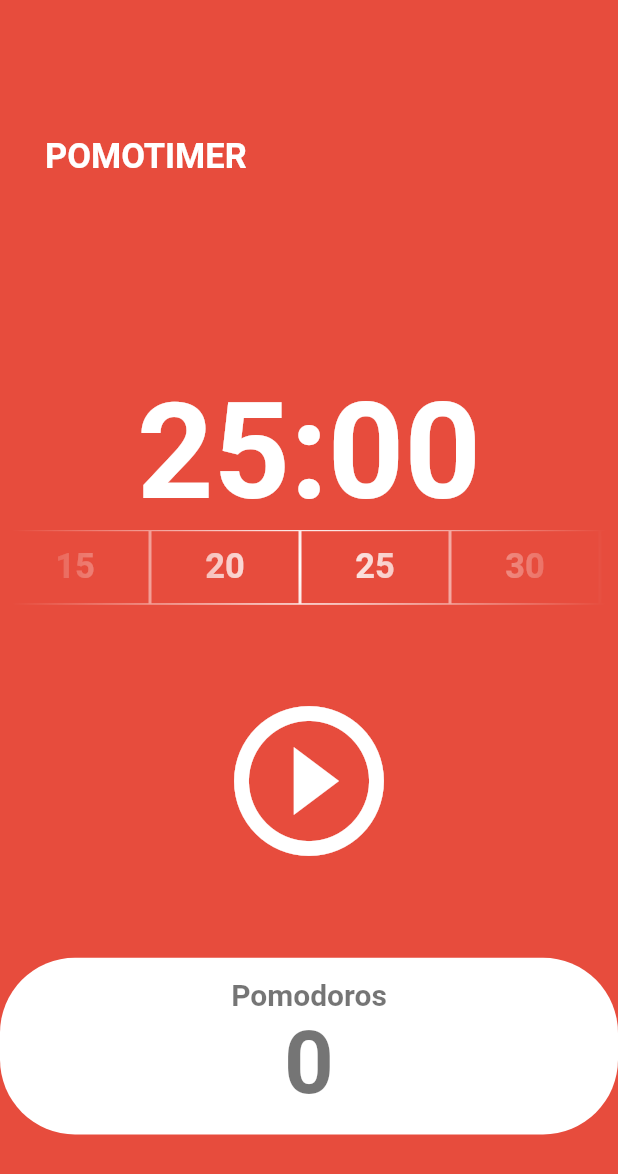
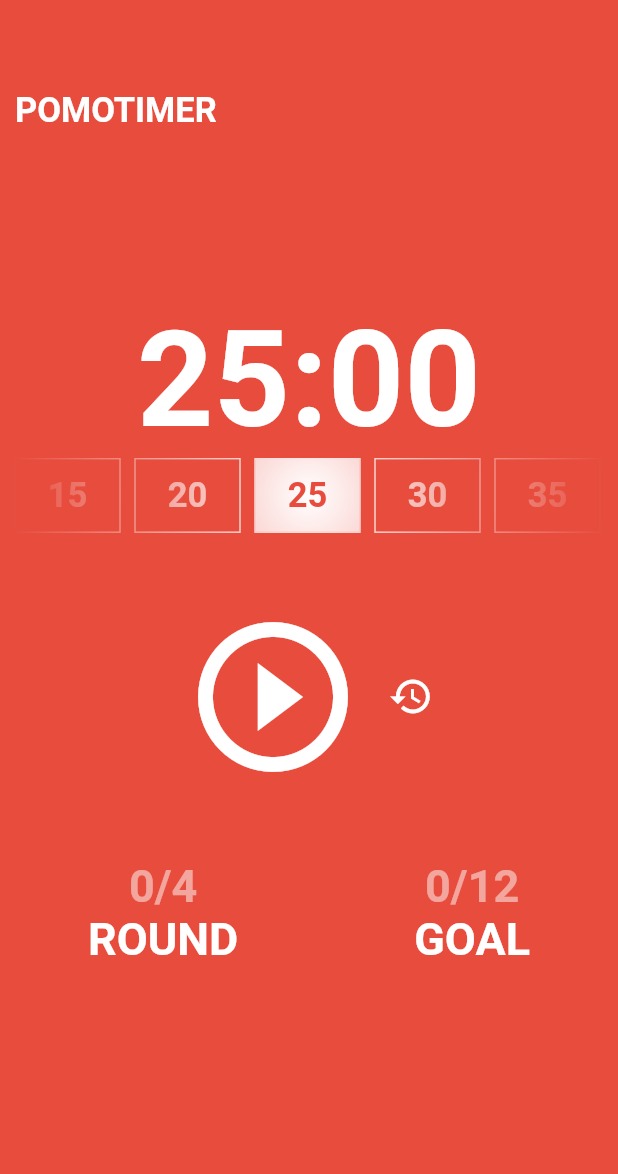
Before and after one commit to GitHubChoonsik/flutter-challenge-day11, a Flutter app: the screen it shows after launch, on a phone screen of 412 x 824 dp. Shown: the top 1174 px of the screen. Run offline on Flutter 3.47's test engine with Material 2 defaults, Android fonts, the phone set to English and light mode, and no system bars.

Commit message:
Make Pomotimer

```diff
--- a/lib/main.dart
+++ b/lib/main.dart
@@ -12,10 +12,16 @@ class App extends StatelessWidget {
   Widget build(BuildContext context) {
     return MaterialApp(
       theme: ThemeData(
-        colorScheme:
-            ColorScheme.fromSwatch(backgroundColor: const Color(0xFFE74C3D)),
+        colorScheme: ColorScheme.fromSwatch(
+          backgroundColor: const Color(0xFFE74C3D),
+        ),
         textTheme: const TextTheme(
           headlineLarge: TextStyle(
+            color: Colors.white,
+            fontSize: 23,
+            fontWeight: FontWeight.w600,
+          ),
+          displayLarge: TextStyle(
             color: Colors.white,
             fontSize: 23,
             fontWeight: FontWeight.w600,
@@ -24,7 +30,8 @@ class App extends StatelessWidget {
             color: Colors.white,
             fontSize: 23,
             fontWeight: FontWeight.w600,
-            )),
+          ),
+        ),
       ),
       home: const HomeScreen(),
     );
@@ -39,21 +46,56 @@ class HomeScreen extends StatefulWidget {
 }
 
 class _HomeScreenState extends State<HomeScreen> {
-  static const twentyFiveMinutes = 1500;
-  int totalSeconds = twentyFiveMinutes;
+  static const double minsWidth = 70, minsSpace = 10;
+  static const List<int> mins = [15, 20, 25, 30, 35];
+  static const int initailMin = 2;
+
+  static const int maxRound = 4, maxGoal = 12;
+  int roundPomodoros = 0, goalPomodoros = 0;
+  bool releaseRest = false;
   bool isRunning = false;
-  int totalPomodoros = 0;
+  bool isResting = false;
   late Timer timer;
-  static const candidateMins = [15, 20, 25, 30, 35];
+  late Timer restTimer;
+
+  int currentMin = initailMin;
+  int totalSeconds = mins[initailMin] * 60;
+  final ScrollController _scrollController = ScrollController(
+    initialScrollOffset: 40 + ((minsWidth + minsSpace) * 2),
+  );
+
+  void onClickMins(index) {
+    if (isResting) return;
+    _scrollController.animateTo(
+      40 + ((minsWidth + minsSpace) * index),
+      duration: const Duration(milliseconds: 500),
+      curve: Curves.fastOutSlowIn,
+    );
+    setState(() {
+      currentMin = index;
+      isRunning = false;
+      totalSeconds = mins[currentMin] * 60;
+    });
+    if (isRunning) timer.cancel();
+  }
 
   void onTick(Timer timer) {
     if (totalSeconds == 0) {
       setState(() {
-        totalPomodoros = totalPomodoros + 1;
+        roundPomodoros++;
         isRunning = false;
-        totalSeconds = twentyFiveMinutes;
+        totalSeconds = mins[currentMin] * 60;
+
+        if (roundPomodoros == maxRound) {
+          roundPomodoros = 0;
+          goalPomodoros++;
+          if (goalPomodoros == maxGoal) {
+            goalPomodoros = 0;
+          }
+        }
       });
       timer.cancel();
+      onRest();
     } else {
       setState(() {
         totalSeconds = totalSeconds - 1;
@@ -61,20 +103,69 @@ class _HomeScreenState extends State<HomeScreen> {
     }
   }
 
+  void onRestTick(Timer restTimer) {
+    if (totalSeconds == 0) {
+      setState(() {
+        isResting = false;
+        isRunning = false;
+        totalSeconds = mins[currentMin] * 60;
+      });
+      restTimer.cancel();
+    } else {
+      setState(() {
+        totalSeconds = totalSeconds - 1;
+      });
+    }
+  }
+
+  void onRest() {
+    setState(() {
+      isResting = true;
+      isRunning = true;
+      totalSeconds = 300;
+    });
+    restTimer = Timer.periodic(
+      const Duration(seconds: 1),
+      onRestTick,
+    );
+  }
+
   void onStartPressed() {
+    if (isResting) {
+      restTimer = Timer.periodic(
+        const Duration(seconds: 1),
+        onTick,
+      );
+    } else {
       timer = Timer.periodic(
         const Duration(seconds: 1),
         onTick,
       );
+    }
     setState(() {
       isRunning = true;
+      releaseRest = true;
     });
   }
 
   void onPausePressed() {
     timer.cancel();
+    if (isResting) restTimer.cancel();
     setState(() {
       isRunning = false;
+    });
+  }
+
+  void onResetPressed() {
+    if (!releaseRest) return;
+    timer.cancel();
+    if (isResting) restTimer.cancel();
+    setState(() {
+      isRunning = false;
+      isResting = false;
+      roundPomodoros = 0;
+      goalPomodoros = 0;
+      totalSeconds = mins[currentMin] * 60;
     });
   }
 
@@ -86,17 +177,33 @@ class _HomeScreenState extends State<HomeScreen> {
   @override
   Widget build(BuildContext context) {
     return Scaffold(
-      backgroundColor: Theme.of(context).colorScheme.background,
+      backgroundColor: isResting
+          ? const Color(0xFFBDD9FF)
+          : Theme.of(context).colorScheme.background,
       body: Column(
         children: [
+          const SizedBox(
+            height: 60,
+          ),
           Flexible(
             flex: 1,
             child: Container(
-              alignment: Alignment.bottomLeft,
-              padding: const EdgeInsets.only(left: 30),
-              child: Text(
+              padding: const EdgeInsets.only(
+                left: 10,
+                right: 10,
+              ),
+              child: Row(
+                mainAxisAlignment: MainAxisAlignment.spaceBetween,
+                children: [
+                  Text(
                     'POMOTIMER',
                     style: Theme.of(context).textTheme.headlineLarge,
+                  ),
+                  Text(
+                    isResting ? 'A five-minute break' : '',
+                    style: Theme.of(context).textTheme.headlineLarge,
+                  )
+                ],
               ),
             ),
           ),
@@ -134,26 +241,52 @@ class _HomeScreenState extends State<HomeScreen> {
               child: SizedBox(
                 height: 50,
                 child: ListView.separated(
+                  controller: _scrollController,
                   scrollDirection: Axis.horizontal,
-                  itemCount: candidateMins.length,
-                  // itemBuilder: (BuildContext context, int index) => Text(
-                  //   '${candidateMins[index]}',
-                  // ),
-                  itemBuilder: (BuildContext context, int index) => Container(
-                    width: 100,
+                  itemCount: mins.length,
+                  itemBuilder: (BuildContext lContext, int index) => Row(
+                    children: [
+                      if (index == 0)
+                        const SizedBox(
+                          width: 200,
+                        ),
+                      const SizedBox(
+                        width: minsSpace,
+                      ),
+                      Container(
+                        width: minsWidth,
                         decoration: BoxDecoration(
+                          color: currentMin == index ? Colors.white : null,
                           border: Border.all(
                             color: Colors.white,
+                            strokeAlign: BorderSide.strokeAlignCenter,
                           ),
                         ),
-                    child: Center(
+                        child: TextButton(
+                          onPressed: () => onClickMins(index),
                           child: Text(
-                        "${candidateMins[index]}",
-                        style: Theme.of(context).textTheme.displayMedium,
+                            "${mins[index]}",
+                            style: currentMin == index
+                                ? TextStyle(
+                                    color: isResting
+                                        ? const Color(0xFFBDD9FF)
+                                        : Theme.of(context)
+                                            .colorScheme
+                                            .background,
+                                    fontSize: 23,
+                                    fontWeight: FontWeight.w600,
+                                  )
+                                : Theme.of(context).textTheme.displayMedium,
                           ),
                         ),
                       ),
-                  separatorBuilder: (BuildContext context, int index) =>
+                      if (index == mins.length - 1)
+                        const SizedBox(
+                          width: 200,
+                        ),
+                    ],
+                  ),
+                  separatorBuilder: (BuildContext lContext, int index) =>
                       const Divider(),
                 ),
               ),
@@ -162,13 +295,24 @@ class _HomeScreenState extends State<HomeScreen> {
           Flexible(
             flex: 2,
             child: Center(
-              child: IconButton(
+              child: Row(
+                mainAxisAlignment: MainAxisAlignment.center,
+                children: [
+                  IconButton(
                     iconSize: 120,
                     color: Theme.of(context).cardColor,
                     onPressed: isRunning ? onPausePressed : onStartPressed,
                     icon: Icon(isRunning
                         ? Icons.pause_circle_outline
                         : Icons.play_circle_outline),
+                  ),
+                  IconButton(
+                    iconSize: 30,
+                    color: Theme.of(context).cardColor,
+                    onPressed: onResetPressed,
+                    icon: const Icon(Icons.restore),
+                  ),
+                ],
               ),
             ),
           ),
@@ -177,34 +321,64 @@ class _HomeScreenState extends State<HomeScreen> {
             child: Row(
               children: [
                 Expanded(
-                  child: Container(
-                    decoration: BoxDecoration(
-                      color: Theme.of(context).cardColor,
-                      borderRadius: BorderRadius.circular(50),
-                    ),
-                    child: Column(
-                      mainAxisAlignment: MainAxisAlignment.center,
+                  child: Row(
+                    mainAxisAlignment: MainAxisAlignment.spaceAround,
+                    children: [
+                      Column(
                         children: [
                           Text(
-                          'Pomodoros',
+                            '$roundPomodoros/$maxRound',
                             style: TextStyle(
-                            fontSize: 20,
+                              fontSize: 30,
                               fontWeight: FontWeight.w600,
-                            color:
-                                Theme.of(context).textTheme.displayLarge!.color,
+                              color: Theme.of(context)
+                                  .textTheme
+                                  .displayLarge!
+                                  .color!
+                                  .withOpacity(0.5),
                             ),
                           ),
                           Text(
-                          '$totalPomodoros',
+                            'ROUND',
                             style: TextStyle(
-                            fontSize: 58,
+                              fontSize: 30,
                               fontWeight: FontWeight.w600,
-                            color:
-                                Theme.of(context).textTheme.displayLarge!.color,
+                              color: Theme.of(context)
+                                  .textTheme
+                                  .displayLarge!
+                                  .color,
                             ),
                           ),
                         ],
                       ),
+                      Column(
+                        children: [
+                          Text(
+                            '$goalPomodoros/$maxGoal',
+                            style: TextStyle(
+                              fontSize: 30,
+                              fontWeight: FontWeight.w600,
+                              color: Theme.of(context)
+                                  .textTheme
+                                  .displayLarge!
+                                  .color!
+                                  .withOpacity(0.5),
+                            ),
+                          ),
+                          Text(
+                            'GOAL',
+                            style: TextStyle(
+                              fontSize: 30,
+                              fontWeight: FontWeight.w600,
+                              color: Theme.of(context)
+                                  .textTheme
+                                  .displayLarge!
+                                  .color,
+                            ),
+                          ),
+                        ],
+                      ),
+                    ],
                   ),
                 ),
               ],
```
Lines whose indentation alone changed are shown as unchanged.
